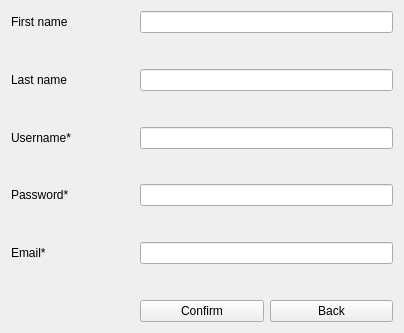
This is ui/registration.ui in TarasRudnyk/Students_health_records as Qt 5 draws it before an edit. The edited form follows.
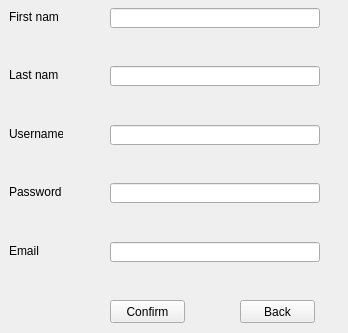
This is the edited form. Icons and pictures are not drawn.

Commit message: registration form.

The edit to the form file:
```diff
--- a/ui/registration.ui
+++ b/ui/registration.ui
@@ -6,7 +6,7 @@
    <rect>
     <x>0</x>
     <y>0</y>
-    <width>404</width>
+    <width>348</width>
     <height>333</height>
    </rect>
   </property>
@@ -20,107 +20,212 @@
    <iconset>
     <normaloff>../Students_health_records/ui/icon.jpg</normaloff>../Students_health_records/ui/icon.jpg</iconset>
   </property>
-  <layout class="QGridLayout" name="gridLayout">
-   <item row="0" column="0">
     <widget class="QLabel" name="label">
+   <property name="geometry">
+    <rect>
+     <x>9</x>
+     <y>9</y>
+     <width>50</width>
+     <height>16</height>
+    </rect>
+   </property>
      <property name="text">
       <string>First name</string>
      </property>
     </widget>
-   </item>
-   <item row="0" column="1" colspan="2">
-    <widget class="QLineEdit" name="lineEdit_first_name"/>
-   </item>
-   <item row="1" column="1" colspan="2">
+  <widget class="QLineEdit" name="lineEdit_first_name">
+   <property name="geometry">
+    <rect>
+     <x>110</x>
+     <y>8</y>
+     <width>210</width>
+     <height>20</height>
+    </rect>
+   </property>
+  </widget>
     <widget class="QLabel" name="First_name_error">
+   <property name="geometry">
+    <rect>
+     <x>110</x>
+     <y>34</y>
+     <width>211</width>
+     <height>16</height>
+    </rect>
+   </property>
      <property name="text">
       <string/>
      </property>
     </widget>
-   </item>
-   <item row="2" column="0">
     <widget class="QLabel" name="label_2">
+   <property name="geometry">
+    <rect>
+     <x>9</x>
+     <y>67</y>
+     <width>49</width>
+     <height>16</height>
+    </rect>
+   </property>
      <property name="text">
       <string>Last name</string>
      </property>
     </widget>
-   </item>
-   <item row="2" column="1" colspan="2">
-    <widget class="QLineEdit" name="lineEdit_last_name"/>
-   </item>
-   <item row="3" column="1" colspan="2">
+  <widget class="QLineEdit" name="lineEdit_last_name">
+   <property name="geometry">
+    <rect>
+     <x>110</x>
+     <y>66</y>
+     <width>210</width>
+     <height>20</height>
+    </rect>
+   </property>
+  </widget>
     <widget class="QLabel" name="Last_name_error">
+   <property name="geometry">
+    <rect>
+     <x>110</x>
+     <y>92</y>
+     <width>211</width>
+     <height>16</height>
+    </rect>
+   </property>
      <property name="text">
       <string/>
      </property>
     </widget>
-   </item>
-   <item row="4" column="0">
     <widget class="QLabel" name="label_3">
+   <property name="geometry">
+    <rect>
+     <x>9</x>
+     <y>126</y>
+     <width>54</width>
+     <height>16</height>
+    </rect>
+   </property>
      <property name="text">
       <string>Username*</string>
      </property>
     </widget>
-   </item>
-   <item row="4" column="1" colspan="2">
-    <widget class="QLineEdit" name="lineEdit_username"/>
-   </item>
-   <item row="5" column="1" colspan="2">
+  <widget class="QLineEdit" name="lineEdit_username">
+   <property name="geometry">
+    <rect>
+     <x>110</x>
+     <y>125</y>
+     <width>210</width>
+     <height>20</height>
+    </rect>
+   </property>
+  </widget>
     <widget class="QLabel" name="User_name_error">
+   <property name="geometry">
+    <rect>
+     <x>110</x>
+     <y>151</y>
+     <width>211</width>
+     <height>16</height>
+    </rect>
+   </property>
      <property name="text">
       <string/>
      </property>
     </widget>
-   </item>
-   <item row="6" column="0">
     <widget class="QLabel" name="label_4">
+   <property name="geometry">
+    <rect>
+     <x>9</x>
+     <y>184</y>
+     <width>52</width>
+     <height>16</height>
+    </rect>
+   </property>
      <property name="text">
       <string>Password*</string>
      </property>
     </widget>
-   </item>
-   <item row="6" column="1" colspan="2">
-    <widget class="QLineEdit" name="lineEdit_password"/>
-   </item>
-   <item row="7" column="1" colspan="2">
+  <widget class="QLineEdit" name="lineEdit_password">
+   <property name="geometry">
+    <rect>
+     <x>110</x>
+     <y>183</y>
+     <width>210</width>
+     <height>20</height>
+    </rect>
+   </property>
+  </widget>
     <widget class="QLabel" name="Password_error">
+   <property name="geometry">
+    <rect>
+     <x>110</x>
+     <y>209</y>
+     <width>211</width>
+     <height>16</height>
+    </rect>
+   </property>
      <property name="text">
       <string/>
      </property>
     </widget>
-   </item>
-   <item row="8" column="0">
     <widget class="QLabel" name="label_5">
+   <property name="geometry">
+    <rect>
+     <x>9</x>
+     <y>243</y>
+     <width>30</width>
+     <height>16</height>
+    </rect>
+   </property>
      <property name="text">
       <string>Email*</string>
      </property>
     </widget>
-   </item>
-   <item row="8" column="1" colspan="2">
-    <widget class="QLineEdit" name="lineEdit_Email"/>
-   </item>
-   <item row="9" column="1" colspan="2">
+  <widget class="QLineEdit" name="lineEdit_Email">
+   <property name="geometry">
+    <rect>
+     <x>110</x>
+     <y>242</y>
+     <width>210</width>
+     <height>20</height>
+    </rect>
+   </property>
+  </widget>
     <widget class="QLabel" name="Emai_error">
+   <property name="geometry">
+    <rect>
+     <x>110</x>
+     <y>268</y>
+     <width>16</width>
+     <height>16</height>
+    </rect>
+   </property>
      <property name="text">
       <string/>
      </property>
     </widget>
-   </item>
-   <item row="10" column="1">
     <widget class="QPushButton" name="sign_up_button">
+   <property name="geometry">
+    <rect>
+     <x>110</x>
+     <y>300</y>
+     <width>75</width>
+     <height>23</height>
+    </rect>
+   </property>
      <property name="text">
       <string>Confirm</string>
      </property>
     </widget>
-   </item>
-   <item row="10" column="2">
     <widget class="QPushButton" name="sign_in_button">
+   <property name="geometry">
+    <rect>
+     <x>240</x>
+     <y>300</y>
+     <width>75</width>
+     <height>23</height>
+    </rect>
+   </property>
      <property name="text">
       <string>Back</string>
      </property>
     </widget>
-   </item>
-  </layout>
  </widget>
  <resources/>
  <connections/>
```
Lines whose indentation alone changed are shown as unchanged. The commit also changes 1 other file.
